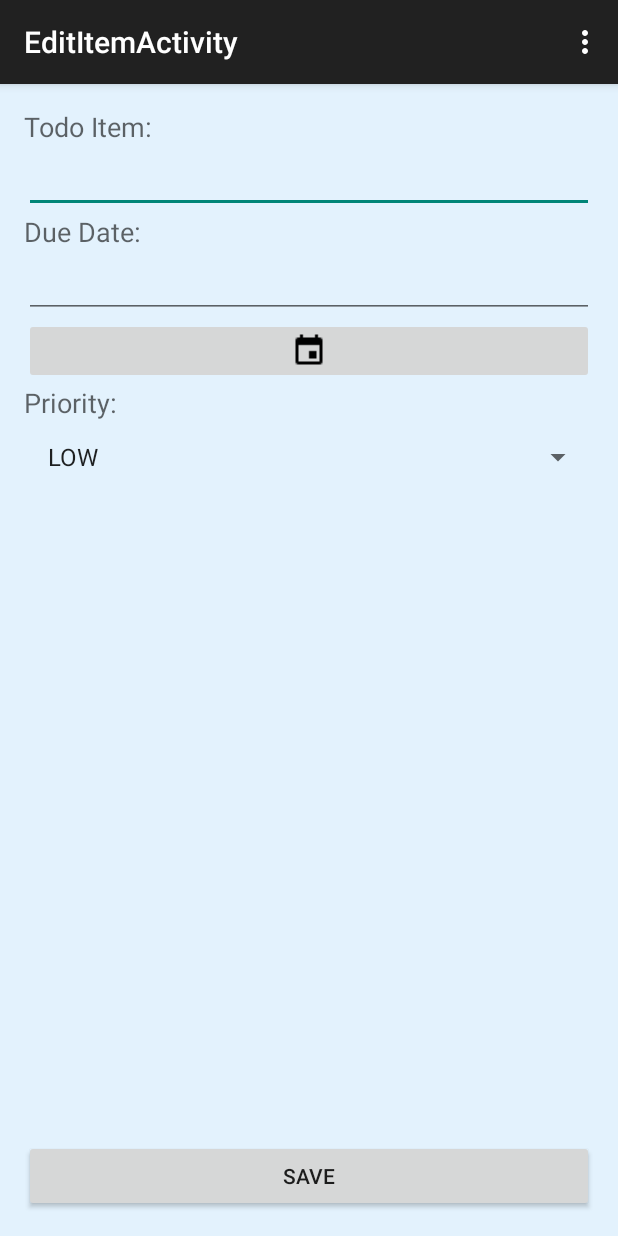
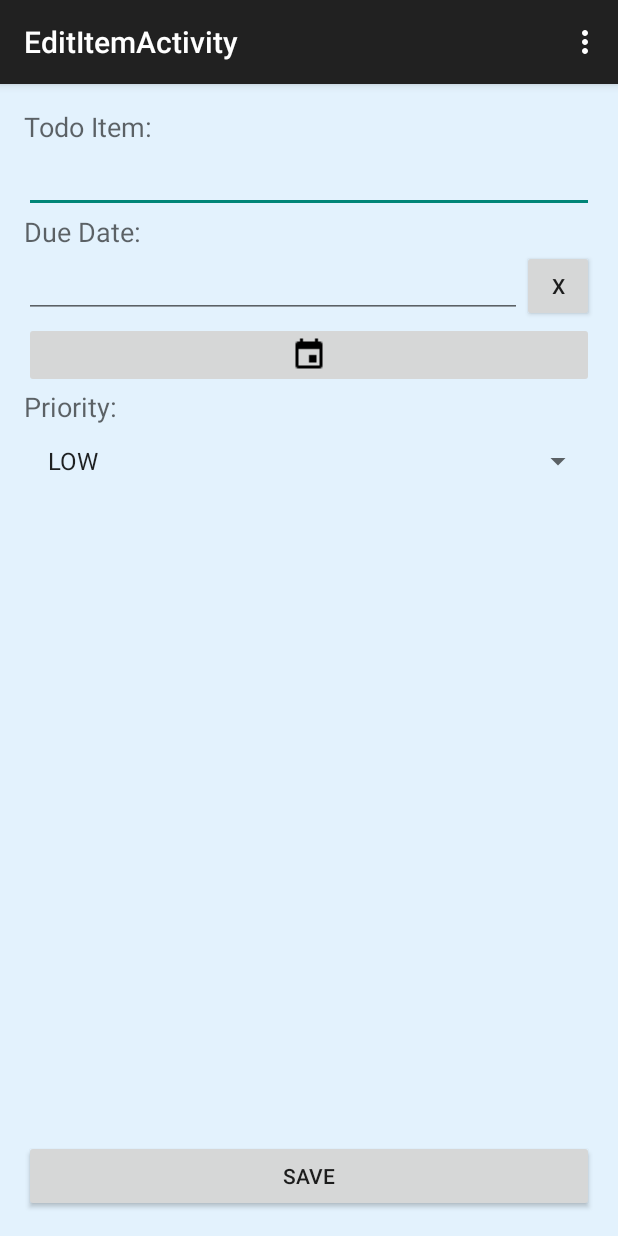
Before and after one commit to willieowens/simpletodo, an Android app: the EditItemActivity screen opened directly, with no data from a screen before it, on a phone screen of 412 x 824 dp. Run offline under Robolectric (Android 15) with nearby library versions, the phone set to English and light mode, and no system bars; 4 statements that could not run were skipped.

Commit message:
Added button to clear dueDate in the edit activity

```diff
--- a/app/src/main/java/com/codepath/simpletodo/EditItemActivity.java
+++ b/app/src/main/java/com/codepath/simpletodo/EditItemActivity.java
@@ -91,6 +91,10 @@ public class EditItemActivity extends AppCompatActivity {
         finish();
     }
 
+    public void clearDueDateText(View v) {
+        etDueDate.setText(null);
+    }
+
     public void showDatePickerDialog(View v) {
         DueDatePickerFragment datePickerFragment = new DueDatePickerFragment();
         datePickerFragment.setDueDateText(etDueDate);
--- a/app/src/main/res/layout/activity_edit_item.xml
+++ b/app/src/main/res/layout/activity_edit_item.xml
@@ -36,12 +36,26 @@
             android:text="Due Date:"
             android:id="@+id/tvDueDateLabel" />
 
-        <EditText
-            android:layout_width="wrap_content"
-            android:layout_height="wrap_content"
-            android:focusable="false"
-            android:inputType="date"
-            android:id="@+id/etDueDate"/>
+        <TableRow
+            android:layout_width="match_parent"
+            android:layout_height="match_parent">
+
+            <EditText
+                android:layout_width="fill_parent"
+                android:layout_height="wrap_content"
+                android:focusable="false"
+                android:inputType="date"
+                android:layout_weight="1"
+                android:id="@+id/etDueDate"/>
+
+            <Button
+                style="?android:attr/buttonStyleSmall"
+                android:layout_width="wrap_content"
+                android:layout_height="wrap_content"
+                android:text="X"
+                android:onClick="clearDueDateText"
+                android:id="@+id/button" />
+        </TableRow>
 
         <ImageButton
             android:layout_width="wrap_content"
```
